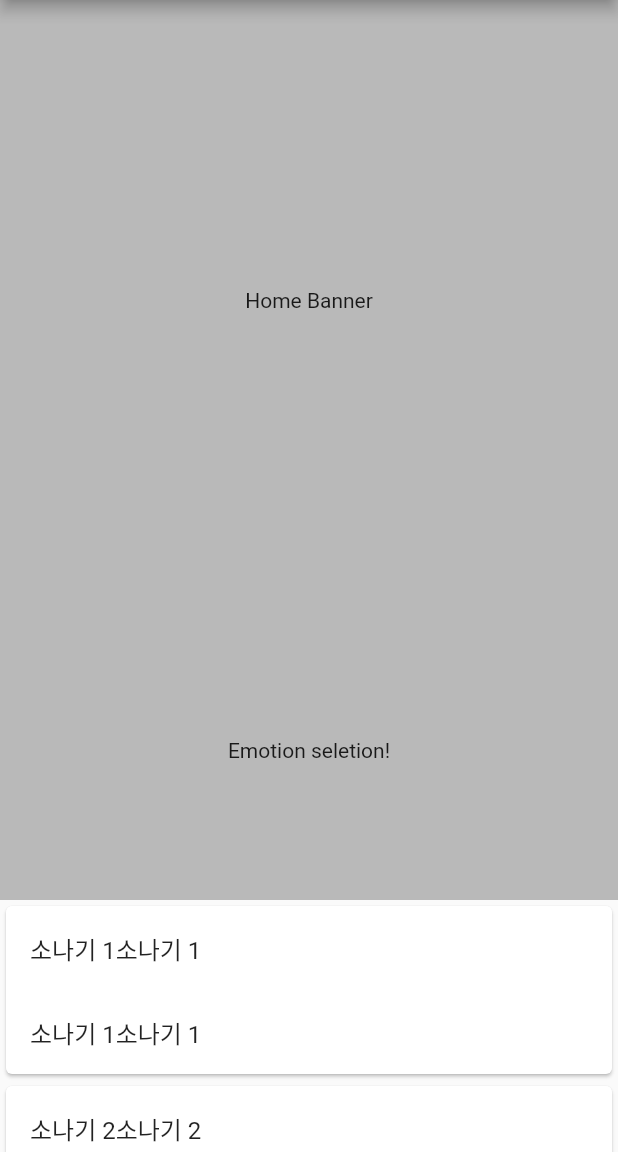
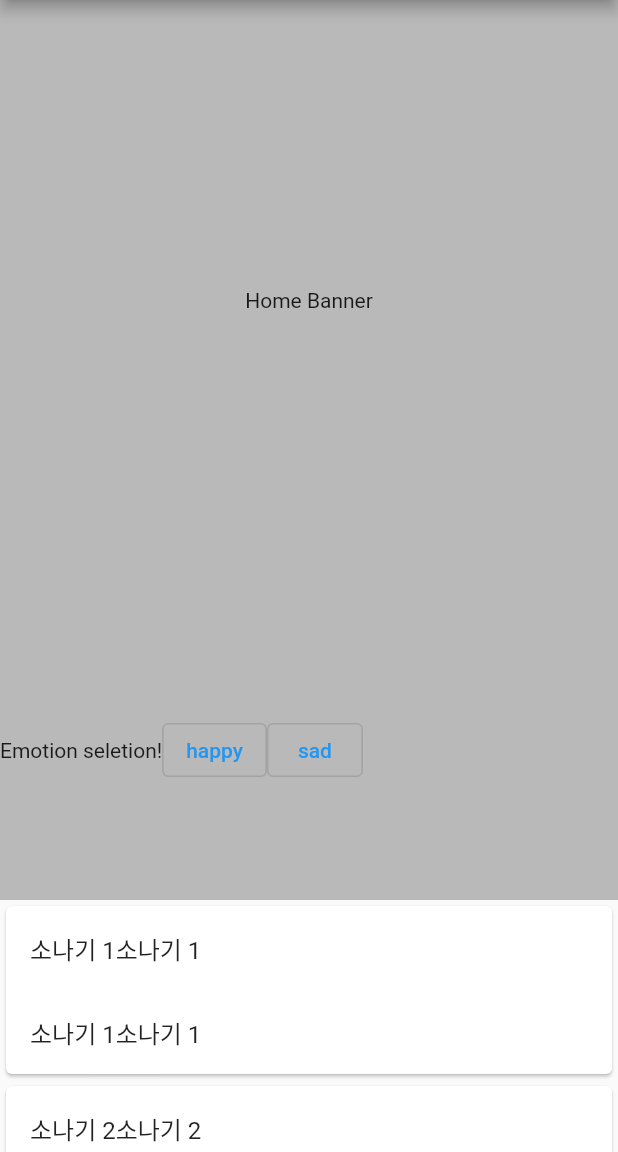
Before and after one commit to KKimj/emo-Book, a Flutter app: the screen it shows after launch, on a phone screen of 412 x 824 dp, the part 84-1236 px from its top. Run offline on Flutter 3.47's test engine with Material 2 defaults, Android fonts, the phone set to English and light mode, and no system bars; our stand-ins replace freezed_annotation, get, responsive_builder.

Commit message:
update file naming convention

```diff
--- a/emo_book_flutter/lib/models/emotion_model.dart
+++ b/emo_book_flutter/lib/models/emotion_model.dart
@@ -1 +1,3 @@
 class Emotion {}
+
+//
--- a/emo_book_flutter/lib/views/book_page/book_page.dart
+++ b/emo_book_flutter/lib/views/book_page/book_page.dart
@@ -2,7 +2,7 @@ import 'package:flutter/material.dart';
 
 // widgets
 import 'package:emo_book_flutter/views/widgets/app_bar.dart';
-import 'package:emo_book_flutter/views/widgets/book_tile.dart';
+import 'package:emo_book_flutter/views/widgets/book_widgets.dart';
 
 // controllers
 import 'package:emo_book_flutter/controllers/book_controller.dart';
--- a/emo_book_flutter/lib/views/home_page/home_page.dart
+++ b/emo_book_flutter/lib/views/home_page/home_page.dart
@@ -3,7 +3,8 @@ import 'package:responsive_builder/responsive_builder.dart';
 
 //widgets
 import 'package:emo_book_flutter/views/widgets/app_bar.dart';
-import 'package:emo_book_flutter/views/widgets/book_tile.dart';
+import 'package:emo_book_flutter/views/widgets/book_widgets.dart';
+import 'package:emo_book_flutter/views/widgets/emotion_widgets.dart';
 
 //dev
 import 'package:emo_book_flutter/datas/dummy_books.dart';
@@ -90,7 +91,14 @@ class _EmotionSeletor extends StatelessWidget {
       height: 200,
       child: Container(
         color: Colors.black26,
-        child: Center(child: Text('Emotion seletion!')),
+        child: Center(
+            child: Row(
+          children: [
+            Text('Emotion seletion!'),
+            EmotionButton(emotion_title: 'happy'),
+            EmotionButton(emotion_title: 'sad'),
+          ],
+        )),
       ),
     );
   }
--- /dev/null
+++ b/emo_book_flutter/lib/views/widgets/emotion_widgets.dart
@@ -0,0 +1,12 @@
+import 'package:flutter/material.dart';
+
+class EmotionButton extends StatelessWidget {
+  late final String emotion_title;
+
+  EmotionButton({required this.emotion_title});
+
+  @override
+  Widget build(BuildContext context) {
+    return OutlinedButton(onPressed: () {}, child: Text(emotion_title));
+  }
+}
```
Also changed, not shown: emo_book_flutter/lib/views/widgets/book_widgets.dart (renamed from emo_book_flutter/lib/views/widgets/book_tile.dart).
